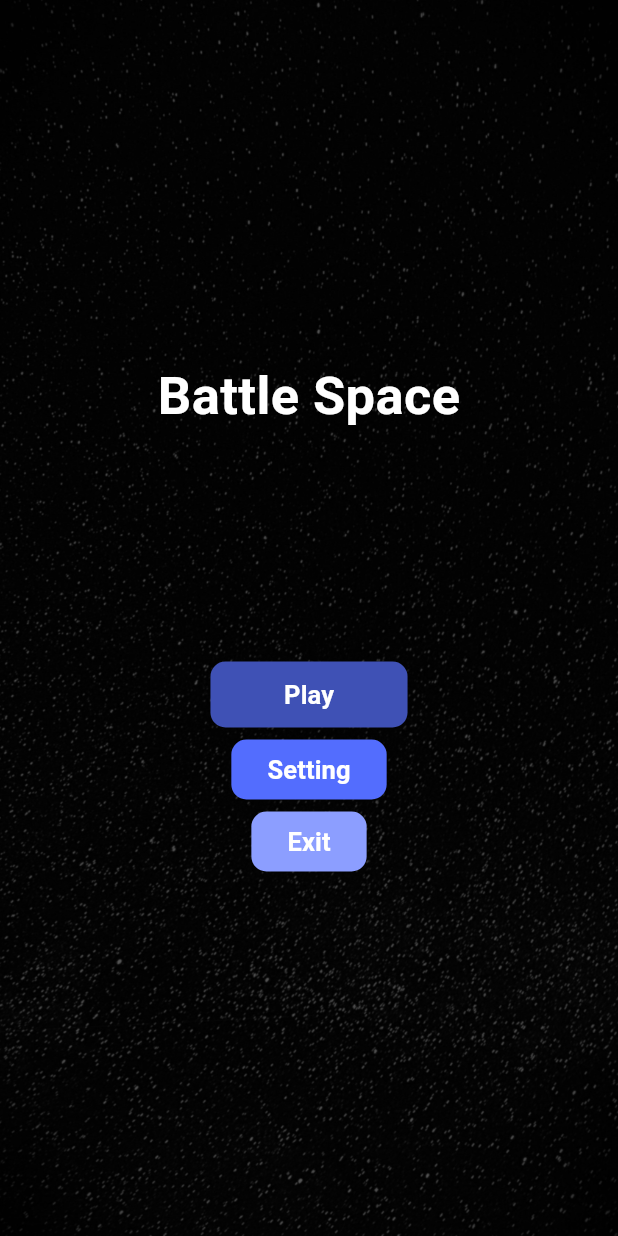
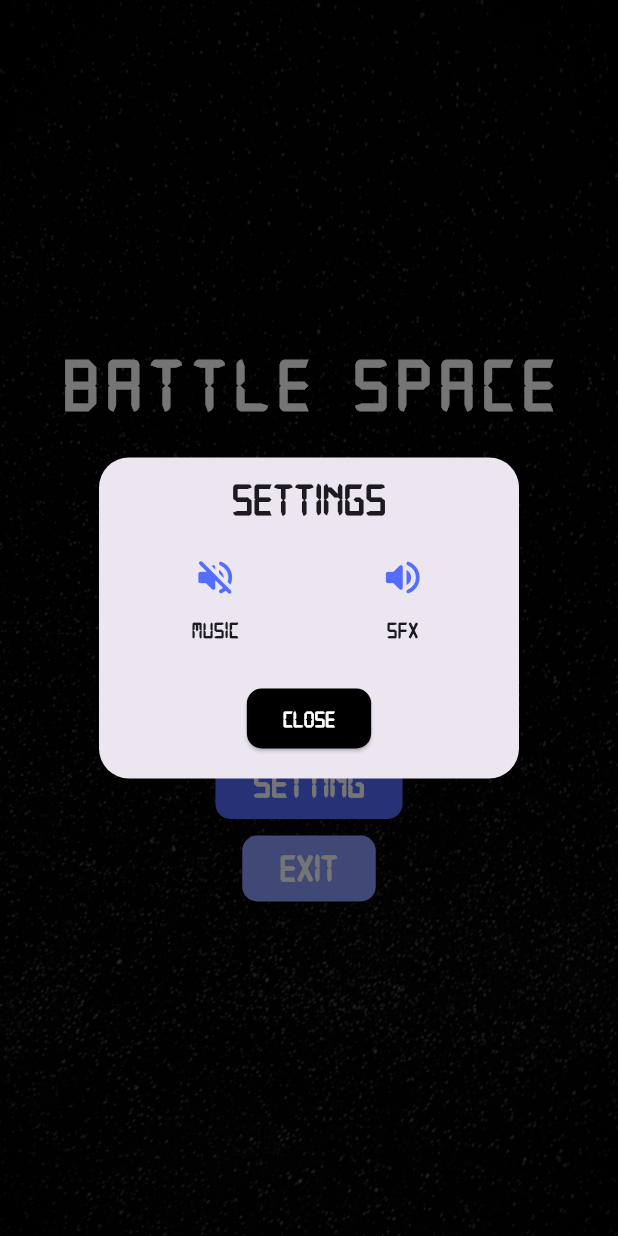
Before and after one commit to rugved-nimap/battle-space-game, a Flutter app: the screen it shows after launch, after a tap on "Setting", on a phone screen of 412 x 824 dp. Run offline on Flutter 3.47's test engine with Material 3 defaults, Android fonts, the phone set to English and light mode, and no system bars; our stand-ins replace get; missing offline and left inert: flame, flame_audio.

Commit message:
final commit

```diff
--- /dev/null
+++ b/devtools_options.yaml
@@ -0,0 +1,3 @@
+description: This file stores settings for Dart & Flutter DevTools.
+documentation: https://docs.flutter.dev/tools/devtools/extensions#configure-extension-enablement-states
+extensions:
--- /dev/null
+++ b/lib/binders/global_binder.dart
@@ -0,0 +1,9 @@
+import 'package:flutter_game/controller/global_controller.dart';
+import 'package:get/get.dart';
+
+class GlobalBinder extends Bindings{
+  @override
+  void dependencies() {
+    Get.lazyPut(() => GlobalController(),);
+  }
+}
--- a/lib/component/enemy_bullet.dart
+++ b/lib/component/enemy_bullet.dart
@@ -1,10 +1,8 @@
 import 'dart:async';
-import 'dart:ui';
 
 import 'package:flame/collisions.dart';
 import 'package:flame/components.dart';
 import 'package:flutter_game/component/player.dart';
-import 'package:flutter_game/flame/my_game.dart';
 
 class EnemyBullet extends SpriteComponent with HasGameRef, CollisionCallbacks {
   EnemyBullet({super.key, required Vector2 pos})
@@ -34,6 +32,7 @@ class EnemyBullet extends SpriteComponent with HasGameRef, CollisionCallbacks {
     super.onCollisionStart(intersectionPoints, other);
 
     if (other is Player) {
+      other.hitCount += 1;
       removeFromParent();
     }
   }
--- a/lib/component/player_bullet.dart
+++ b/lib/component/player_bullet.dart
@@ -1,9 +1,7 @@
 import 'dart:async';
-import 'dart:ui';
 
 import 'package:flame/collisions.dart';
 import 'package:flame/components.dart';
-import 'package:flame/palette.dart';
 import 'package:flutter_game/component/enemy.dart';
 
 class PlayerBullet extends SpriteComponent with HasGameRef, CollisionCallbacks {
--- /dev/null
+++ b/lib/controller/global_controller.dart
@@ -0,0 +1,148 @@
+import 'package:flame_audio/flame_audio.dart';
+import 'package:flutter/material.dart';
+import 'package:get/get.dart';
+
+class GlobalController extends GetxController {
+
+  bool isBgOn = true;
+  bool isSfxOn = true;
+  late AudioPool fireSoundPool;
+  late AudioPool explosionSoundPool;
+
+  @override
+  void onInit() {
+    initializedAudio();
+    super.onInit();
+  }
+
+  @override
+  void dispose() {
+    FlameAudio.bgm.dispose();
+    super.dispose();
+  }
+
+  void initializedAudio() async {
+    FlameAudio.bgm.initialize();
+    await FlameAudio.bgm.play('bg_music.mp3');
+    isBgOn = FlameAudio.bgm.isPlaying;
+
+    fireSoundPool = await FlameAudio.createPool('fire.wav',
+        maxPlayers: 100, minPlayers: 1);
+    explosionSoundPool = await FlameAudio.createPool('explosion.mp3',
+        maxPlayers: 100, minPlayers: 1);
+  }
+
+  void settings() {
+    Get.defaultDialog(
+      title: "Settings",
+      titleStyle: const TextStyle(
+        fontFamily: "Digital7",
+        fontSize: 30,
+        fontWeight: FontWeight.bold,
+      ),
+      contentPadding: const EdgeInsets.symmetric(horizontal: 15),
+      content: StatefulBuilder(
+        builder: (context, setState) {
+          return Column(
+            mainAxisAlignment: MainAxisAlignment.center,
+            crossAxisAlignment: CrossAxisAlignment.center,
+            children: [
+              Row(
+                mainAxisAlignment: MainAxisAlignment.spaceAround,
+                crossAxisAlignment: CrossAxisAlignment.center,
+                children: [
+                  Column(
+                    mainAxisAlignment: MainAxisAlignment.center,
+                    crossAxisAlignment: CrossAxisAlignment.center,
+                    children: [
+                      IconButton(
+                        onPressed: () async {
+                          isBgOn
+                              ? FlameAudio.bgm.stop()
+                              : FlameAudio.bgm.play('bg_music.mp3');
+                          isBgOn = !isBgOn;
+                          setState(() {});
+                        },
+                        icon: Icon(
+                          isBgOn
+                              ? Icons.volume_up_rounded
+                              : Icons.volume_off_rounded,
+                          color: Colors.indigoAccent,
+                          size: 30,
+                        ),
+                      ),
+                      const Text(
+                        "Music",
+                        style: TextStyle(
+                          fontWeight: FontWeight.bold,
+                          fontSize: 15,
+                          fontFamily: "Digital7",
+                        ),
+                      )
+                    ],
+                  ),
+                  Column(
+                    mainAxisAlignment: MainAxisAlignment.center,
+                    crossAxisAlignment: CrossAxisAlignment.center,
+                    children: [
+                      IconButton(
+                        onPressed: () {
+                          isSfxOn = !isSfxOn;
+                          // isBgOn
+                          //     ? FlameAudio.bgm.stop()
+                          //     : FlameAudio.bgm
+                          //     .play('bg_music', volume: bgmusic_volume);
+                          setState(() {});
+                        },
+                        icon: Icon(
+                          isSfxOn
+                              ? Icons.volume_up_rounded
+                              : Icons.volume_off_rounded,
+                          color: Colors.indigoAccent,
+                          size: 30,
+                        ),
+                      ),
+                      const Text(
+                        "SFX",
+                        style: TextStyle(
+                          fontWeight: FontWeight.bold,
+                          fontSize: 15,
+                          fontFamily: "Digital7",
+                        ),
+                      )
+                    ],
+                  ),
+                ],
+              ),
+              const SizedBox(
+                height: 25,
+              ),
+              ElevatedButton(
+                onPressed: () {
+                  Get.back();
+                },
+                style: ButtonStyle(
+                  shape: WidgetStatePropertyAll(
+                    RoundedRectangleBorder(
+                      borderRadius: BorderRadius.circular(10),
+                    ),
+                  ),
+                  backgroundColor: const WidgetStatePropertyAll(Colors.black),
+                ),
+                child: const Text(
+                  "Close",
+                  style: TextStyle(
+                    color: Colors.white,
+                    fontWeight: FontWeight.bold,
+                    fontSize: 15,
+                    fontFamily: "Digital7",
+                  ),
+                ),
+              )
+            ],
+          );
+        },
+      ),
+    );
+  }
+}
--- a/lib/main.dart
+++ b/lib/main.dart
@@ -1,5 +1,7 @@
 import 'package:flutter/material.dart';
+import 'package:flutter_game/binders/global_binder.dart';
 import 'package:flutter_game/pages/page1.dart';
+import 'package:get/get.dart';
 
 void main() {
   runApp(const MyApp());
@@ -10,10 +12,11 @@ class MyApp extends StatelessWidget {
 
   @override
   Widget build(BuildContext context) {
-    return MaterialApp(
+    return GetMaterialApp(
       title: "Game",
       debugShowCheckedModeBanner: false,
       theme: ThemeData(),
+      initialBinding: GlobalBinder(),
       home: const Page1()
     );
   }
--- a/lib/pages/page1.dart
+++ b/lib/pages/page1.dart
@@ -1,13 +1,17 @@
 import 'dart:io';
 
 import 'package:flutter/material.dart';
+import 'package:flutter_game/controller/global_controller.dart';
 import 'package:flutter_game/pages/game_widget_page.dart';
+import 'package:get/get.dart';
 
 class Page1 extends StatelessWidget {
   const Page1({super.key});
 
   @override
   Widget build(BuildContext context) {
+    return GetBuilder<GlobalController>(
+      builder: (controller) {
         return Scaffold(
           backgroundColor: Colors.black,
           body: Container(
@@ -26,46 +30,46 @@ class Page1 extends StatelessWidget {
                   "Battle Space",
                   style: TextStyle(
                       fontWeight: FontWeight.bold,
-                  fontSize: 35,
-                  color: Colors.white),
+                      fontSize: 50,
+                      color: Colors.white,
+                      fontFamily: "Digital7",
+                      letterSpacing: 5,
+                      wordSpacing: 5),
                 ),
                 const SizedBox(
                   height: 150,
                 ),
-            Padding(
-              padding: const EdgeInsets.only(bottom: 2),
-              child: ElevatedButton(
+                ElevatedButton(
                   onPressed: () {
-                  Navigator.push(
-                    context,
-                    MaterialPageRoute(
-                      builder: (context) => const GameWidgetPage(),
-                    ),
-                  );
+                    Get.to(const GameWidgetPage());
                   },
                   style: ButtonStyle(
-                  backgroundColor: const WidgetStatePropertyAll(Colors.indigo),
+                      backgroundColor:
+                          const WidgetStatePropertyAll(Colors.indigo),
                       shape: WidgetStatePropertyAll(
                         RoundedRectangleBorder(
                           borderRadius: BorderRadius.circular(10),
                         ),
                       ),
-                ),
-                child: const Padding(
-                  padding: EdgeInsets.symmetric(horizontal: 25, vertical: 10),
-                  child: Text(
+                      padding: const WidgetStatePropertyAll(
+                          EdgeInsets.symmetric(horizontal: 60, vertical: 5))),
+                  child: const Text(
                     "Play",
                     style: TextStyle(
                       color: Colors.white,
                       fontWeight: FontWeight.bold,
-                      fontSize: 17,
+                      fontSize: 25,
+                      fontFamily: "Digital7",
                     ),
                   ),
                 ),
-              ),
+                const SizedBox(
+                  height: 8,
                 ),
                 ElevatedButton(
-              onPressed: () {},
+                  onPressed: () {
+                    controller.settings();
+                  },
                   style: ButtonStyle(
                     backgroundColor:
                         const WidgetStatePropertyAll(Colors.indigoAccent),
@@ -74,15 +78,21 @@ class Page1 extends StatelessWidget {
                         borderRadius: BorderRadius.circular(10),
                       ),
                     ),
+                    padding: const WidgetStatePropertyAll(
+                        EdgeInsets.symmetric(horizontal: 25, vertical: 5)),
                   ),
                   child: const Text(
                     "Setting",
                     style: TextStyle(
                       color: Colors.white,
                       fontWeight: FontWeight.bold,
-                  fontSize: 17,
+                      fontSize: 25,
+                      fontFamily: "Digital7",
                     ),
                   ),
+                ),
+                const SizedBox(
+                  height: 8,
                 ),
                 ElevatedButton(
                   onPressed: () {
@@ -96,13 +106,17 @@ class Page1 extends StatelessWidget {
                         borderRadius: BorderRadius.circular(10),
                       ),
                     ),
+                    padding: const WidgetStatePropertyAll(
+                      EdgeInsets.symmetric(vertical: 4, horizontal: 25),
+                    ),
                   ),
                   child: const Text(
                     "Exit",
                     style: TextStyle(
                       color: Colors.white,
                       fontWeight: FontWeight.bold,
-                  fontSize: 17,
+                      fontSize: 25,
+                      fontFamily: "Digital7",
                     ),
                   ),
                 ),
@@ -110,5 +124,7 @@ class Page1 extends StatelessWidget {
             ),
           ),
         );
+      },
+    );
   }
 }
```
Also changed, not shown: lib/component/enemy.dart (+8 -5 lines), lib/component/player.dart (+20 -1 lines), lib/component/ui_component.dart (+6 -3 lines), lib/flame/my_game.dart (+38 -12 lines), lib/pages/game_widget_page.dart (+12 -7 lines), pubspec.yaml (+16 -11 lines), assets/fonts/digital7.ttf (added), assets/fonts/gameplay.ttf (added), pubspec.lock, 8 other files. Lines whose indentation alone changed are shown as unchanged.
